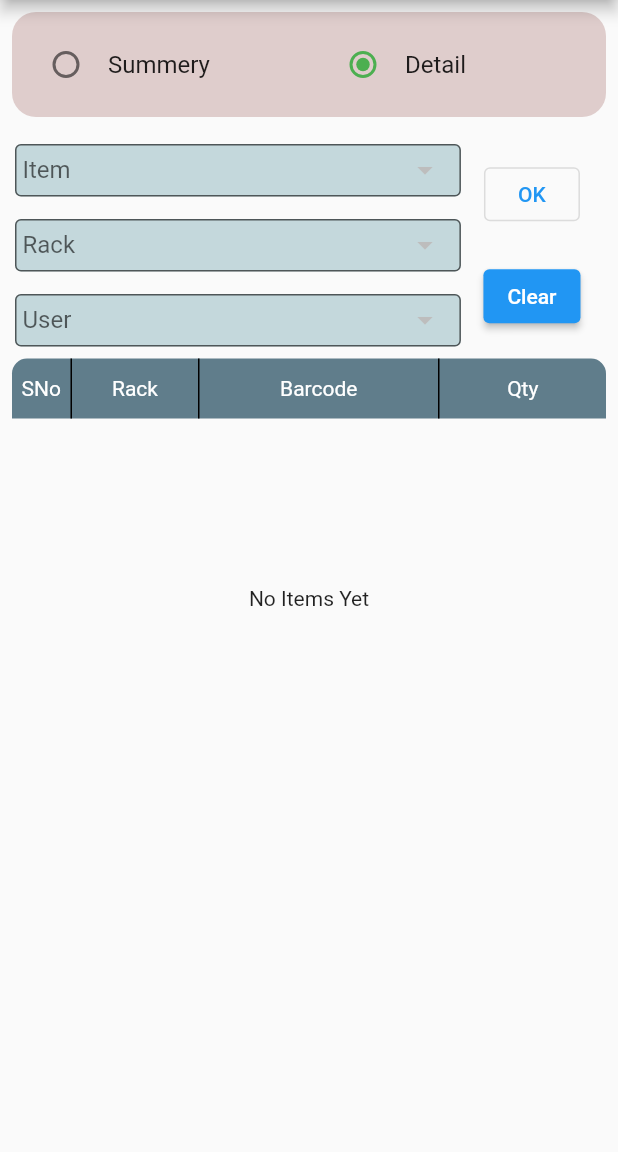
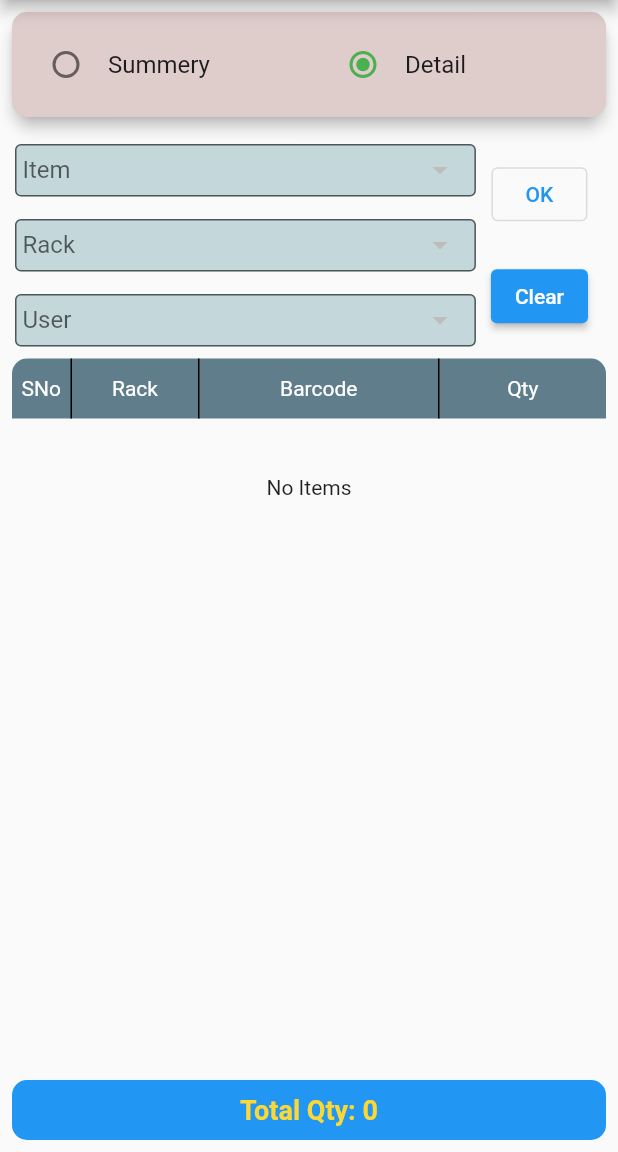
Before and after one commit to multiplexintl/g_count, a Flutter app: the ReportsPage screen opened by its route, after a tap on "Detail", on a phone screen of 412 x 824 dp, the part 84-1236 px from its top. Run offline on Flutter 3.47's test engine with Material 2 defaults, Android fonts, the phone set to English and light mode, and no system bars; our stand-ins replace audioplayers, buttons_tabbar, dartz, flutter_typeahead, get, icons_plus and 3 more; missing offline and left inert: global_configuration, one_clock, overlay_loading_progress, unique_identifier; accounts and stored records are empty.

Commit message:
report finished

```diff
--- a/lib/controllers/report_controller.dart
+++ b/lib/controllers/report_controller.dart
@@ -16,7 +16,8 @@ class ReportController extends GetxController {
   RxList<SummeryReport> summeryReportItems = <SummeryReport>[].obs;
   List<TempCount>? totalCountItems;
   RxList<DetailsReport> detailsReport = <DetailsReport>[].obs;
-  var totalQty = 0.obs;
+  var totalSummeryQty = 0.obs;
+  var totalDetailsQty = 0.obs;
   List<String>? items;
   String? selectedItem;
   List<String>? racks;
@@ -34,22 +35,21 @@ class ReportController extends GetxController {
     selectedItem = null;
     selectedRack = null;
     selectedUser = null;
+    totalDetailsQty.value = 0;
     detailsReport.clear();
-    getItems();
-    // racks?.clear();
-    // users?.clear();
-//    getItems();
     update();
   }
 
   void setSelectedRadio(int val) {
     selectedRadio.value = val;
     log(val.toString());
-    pageController.animateToPage(val,
-        duration: const Duration(microseconds: 100), curve: Curves.bounceIn);
-    // if (val == 0) {
-    //   getSummeryReport();
-    // }
+    pageController.jumpToPage(val);
+    // pageController.animateToPage(val,
+    //     duration: const Duration(microseconds: 100), curve: Curves.bounceIn);
+  }
+
+  Future<void> initilaPage() async {
+    pageController.jumpToPage(selectedRadio.value);
   }
 
   Future<void> getSummeryReport() async {
@@ -58,12 +58,16 @@ class ReportController extends GetxController {
     FROM ${DBHelper.tempCountBackTable}, ${DBHelper.usersTable}
     WHERE ${DBHelper.usersTable}.${DBHelper.userCodeUser} = ${DBHelper.tempCountBackTable}.${DBHelper.userCodeTempCountBack}
     GROUP BY ${DBHelper.rackNoTempCountBack},${DBHelper.userNameUser}''';
-    totalQty.value = await DBHelper.getSumofColumn(
-        tableName: DBHelper.tempCountBackTable,
-        columnName: DBHelper.qtyTempCountBack);
+    getSummeryQty();
     var result = await DBHelper.getItemsByRawQuery(query);
     summeryReportItems.value =
         result.map((e) => SummeryReport.fromJson(e)).toList();
+  }
+
+  void getSummeryQty() async {
+    totalSummeryQty.value = await DBHelper.getSumofColumn(
+        tableName: DBHelper.tempCountBackTable,
+        columnName: DBHelper.qtyTempCountBack);
   }
 
   Future<void> getItems() async {
@@ -218,6 +222,8 @@ class ReportController extends GetxController {
     }
     var result = await DBHelper.getItemsByRawQuery(query);
     detailsReport.value = result.map((e) => DetailsReport.fromJson(e)).toList();
+    totalDetailsQty.value =
+        detailsReport.fold(0, (sum, report) => sum + report.qty!);
     log(detailsReport.toString());
     update();
   }
--- a/lib/pages/home_screen.dart
+++ b/lib/pages/home_screen.dart
@@ -23,7 +23,7 @@ class HomePage extends StatelessWidget {
     var countCon = Get.put(CountController());
     Get.put(ItemsController());
     var adminCon = Get.find<AdminController>();
-    Get.put(ReportController());
+    var con = Get.put(ReportController());
     GlobalKey<FormState> formKey = GlobalKey<FormState>();
     return Scaffold(
       appBar: CustomWidgets.customAppBar("gCount"),
@@ -67,6 +67,9 @@ class HomePage extends StatelessWidget {
                 asset: "assets/icons/report.png",
                 title: "Reports",
                 onTap: () {
+                  // con
+                  //     .initilaPage()
+                  //     .then((value) =>
                   Get.toNamed(RouteLinks.reports);
                 },
               ),
--- a/lib/pages/reports.dart
+++ b/lib/pages/reports.dart
@@ -12,41 +12,35 @@ class ReportsPage extends StatelessWidget {
   @override
   Widget build(BuildContext context) {
     var con = Get.find<ReportController>();
-
+    con.selectedRadio.value = 0;
     return Scaffold(
-      appBar: CustomWidgets.customAppBar("Reports", back: true),
-      // bottomNavigationBar: Container(
-      //   height: 40,
-      //   color: Colors.blue,
-      //   child: Center(
-      //     child: Obx(() => Text(
-      //           "Total Qty: ${con.totalQty.value}",
-      //           style: Theme.of(context).textTheme.bodyMedium?.copyWith(
-      //                 color: Colors.red,
-      //                 fontSize: 18,
-      //                 fontWeight: FontWeight.bold,
-      //               ),
-      //         )),
-      //   ),
-      // ),
+      appBar: CustomWidgets.customAppBar(
+        "Reports",
+        back: true,
+      ),
       body: Column(
         children: [
           // summery, detail radio button
           Padding(
             padding: const EdgeInsets.all(8.0),
+            child: PhysicalModel(
+              color: Colors.black,
+              elevation: 4,
+              borderRadius: const BorderRadius.all(Radius.circular(15)),
+              shape: BoxShape.rectangle,
               child: Container(
                 width: double.infinity,
                 height: 70,
                 decoration: const BoxDecoration(
                     color: Color(0xFFDFCDCC),
-                  borderRadius: BorderRadius.all(Radius.circular(16))),
+                    borderRadius: BorderRadius.all(Radius.circular(10))),
                 child: Row(
                   mainAxisAlignment: MainAxisAlignment.center,
                   children: <Widget>[
                     Expanded(
                       child: Obx(() => RadioListTile(
-                          visualDensity:
-                              const VisualDensity(horizontal: -4, vertical: -4),
+                            visualDensity: const VisualDensity(
+                                horizontal: -4, vertical: -4),
                             value: 0,
                             groupValue: con.selectedRadio.value,
                             activeColor: Colors.green,
@@ -61,8 +55,8 @@ class ReportsPage extends StatelessWidget {
                     ),
                     Expanded(
                       child: Obx(() => RadioListTile(
-                          visualDensity:
-                              const VisualDensity(horizontal: -4, vertical: -4),
+                            visualDensity: const VisualDensity(
+                                horizontal: -4, vertical: -4),
                             value: 1,
                             groupValue: con.selectedRadio.value,
                             activeColor: Colors.green,
@@ -76,6 +70,7 @@ class ReportsPage extends StatelessWidget {
                           )),
                     ),
                   ],
+                ),
               ),
             ),
           ),
@@ -159,7 +154,11 @@ class DetailView extends StatelessWidget {
                           items: con.users?.map((UserMaster items) {
                             return DropdownMenuItem(
                               value: items.userCd,
-                              child: Text(items.userName!),
+                              child: Text(
+                                items.userName!,
+                                overflow: TextOverflow.clip,
+                                textWidthBasis: TextWidthBasis.longestLine,
+                              ),
                             );
                           }).toList(),
                           onChanged: (p0) {
@@ -171,7 +170,7 @@ class DetailView extends StatelessWidget {
                     ),
                   ),
                   Padding(
-                    padding: const EdgeInsets.only(left: 15, right: 15),
+                    padding: const EdgeInsets.only(left: 10, right: 10),
                     child: Column(
                       children: [
                         OutlinedButton(
@@ -223,6 +222,7 @@ class RowDropWidget extends StatelessWidget {
   Widget build(BuildContext context) {
     return DropdownButtonHideUnderline(
       child: DropdownButtonFormField(
+        padding: EdgeInsets.zero,
         decoration: CustomWidgets().dropDownInputDecoration(labelText: title),
         value: dropdownvalue,
         items: items,
@@ -243,7 +243,7 @@ class CommonTableWdiget extends StatelessWidget {
   @override
   Widget build(BuildContext context) {
     return Padding(
-      padding: const EdgeInsets.all(8.0),
+      padding: const EdgeInsets.only(left: 8.0, right: 8, top: 8),
       child: Column(
         children: [
           // Heading Container
@@ -332,9 +332,15 @@ class CommonTableWdiget extends StatelessWidget {
             ),
           ),
           if (con.summeryReportItems.isEmpty)
-            const Expanded(child: Center(child: Text("No Items Yet"))),
-          Expanded(
+            const Expanded(child: Center(child: Text("No Items"))),
+          ClipRRect(
+            borderRadius: const BorderRadius.only(
+                bottomLeft: Radius.circular(10),
+                bottomRight: Radius.circular(10)),
+            child: SizedBox(
+              height: 387,
               child: ListView.builder(
+                shrinkWrap: true,
                 itemCount: con.summeryReportItems.length,
                 itemBuilder: (context, index) {
                   var report = con.summeryReportItems[index];
@@ -346,16 +352,7 @@ class CommonTableWdiget extends StatelessWidget {
                         color: index.isEven
                             ? Colors.grey.withOpacity(0.3)
                             : Colors.blueGrey[100],
-                        borderRadius: BorderRadius.only(
-                          bottomLeft:
-                              (index == con.summeryReportItems.length - 1)
-                                  ? const Radius.circular(10)
-                                  : const Radius.circular(0),
-                          bottomRight:
-                              (index == con.summeryReportItems.length - 1)
-                                  ? const Radius.circular(10)
-                                  : const Radius.circular(0),
-                        )),
+                      ),
                       child: Row(
                         // mainAxisAlignment: MainAxisAlignment.spaceBetween,
                         children: [
@@ -372,7 +369,8 @@ class CommonTableWdiget extends StatelessWidget {
                                 ),
                               ),
                               child: Text("${index + 1}",
-                                style: Theme.of(context).textTheme.bodyMedium)),
+                                  style:
+                                      Theme.of(context).textTheme.bodyMedium)),
                           Container(
                             height: 40,
                             width: 85,
@@ -417,18 +415,28 @@ class CommonTableWdiget extends StatelessWidget {
                 },
               ),
             ),
+          ),
+          // const Spacer(),
           Padding(
-            padding: const EdgeInsets.all(10),
+            padding: const EdgeInsets.only(top: 15),
+            child: Container(
+              height: 40,
+              decoration: BoxDecoration(
+                color: Colors.blue,
+                borderRadius: BorderRadius.circular(10),
+              ),
               child: Center(
                 child: Obx(() => Text(
-                    "Total Qty: ${con.totalQty.value}",
+                      "Total Qty: ${con.totalSummeryQty.value}",
                       style: Theme.of(context).textTheme.bodyMedium?.copyWith(
-                          color: Colors.red,
+                            color: Colors.yellow.shade600,
                             fontSize: 18,
+                            fontWeight: FontWeight.bold,
                           ),
                     )),
               ),
-          )
+            ),
+          ),
         ],
       ),
     );
@@ -535,8 +543,13 @@ class DetailsTableWdiget extends StatelessWidget {
             ),
           ),
           if (con.detailsReport.isEmpty)
-            const Expanded(child: Center(child: Text("No Items Yet"))),
-          Expanded(
+            const Expanded(child: Center(child: Text("No Items"))),
+          ClipRRect(
+            borderRadius: const BorderRadius.only(
+                bottomLeft: Radius.circular(10),
+                bottomRight: Radius.circular(10)),
+            child: SizedBox(
+              height: 258,
               child: ListView.builder(
                 itemCount: con.detailsReport.length,
                 itemBuilder: (context, index) {
@@ -549,14 +562,7 @@ class DetailsTableWdiget extends StatelessWidget {
                         color: index.isEven
                             ? Colors.grey.withOpacity(0.3)
                             : Colors.blueGrey[100],
-                        borderRadius: BorderRadius.only(
-                          bottomLeft: (index == con.detailsReport.length - 1)
-                              ? const Radius.circular(10)
-                              : const Radius.circular(0),
-                          bottomRight: (index == con.detailsReport.length - 1)
-                              ? const Radius.circular(10)
-                              : const Radius.circular(0),
-                        )),
+                      ),
                       child: Row(
                         // mainAxisAlignment: MainAxisAlignment.spaceBetween,
                         children: [
@@ -573,7 +579,8 @@ class DetailsTableWdiget extends StatelessWidget {
                                 ),
                               ),
                               child: Text("${index + 1}",
-                                style: Theme.of(context).textTheme.bodyMedium)),
+                                  style:
+                                      Theme.of(context).textTheme.bodyMedium)),
                           Container(
                             height: 40,
                             width: 85,
@@ -618,18 +625,23 @@ class DetailsTableWdiget extends StatelessWidget {
                 },
               ),
             ),
-          // Padding(
-          //   padding: const EdgeInsets.all(10),
-          //   child: Center(
-          //     child: Text(
-          //       "Total Qty: ${con.detailsReport.first.qty}",
-          //       style: Theme.of(context).textTheme.bodyMedium?.copyWith(
-          //             color: Colors.red,
-          //             fontSize: 18,
-          //           ),
-          //     ),
-          //   ),
-          // )
+          ),
+          const Spacer(),
+          Container(
+            height: 40,
+            decoration: BoxDecoration(
+                color: Colors.blue, borderRadius: BorderRadius.circular(10)),
+            child: Center(
+              child: Obx(() => Text(
+                    "Total Qty: ${con.totalDetailsQty.value}",
+                    style: Theme.of(context).textTheme.bodyMedium?.copyWith(
+                          color: Colors.yellow.shade600,
+                          fontSize: 18,
+                          fontWeight: FontWeight.bold,
+                        ),
+                  )),
+            ),
+          ),
         ],
       ),
     );
```
Also changed, not shown: lib/pages/count_view.dart (+10 -0 lines). Lines whose indentation alone changed are shown as unchanged.
